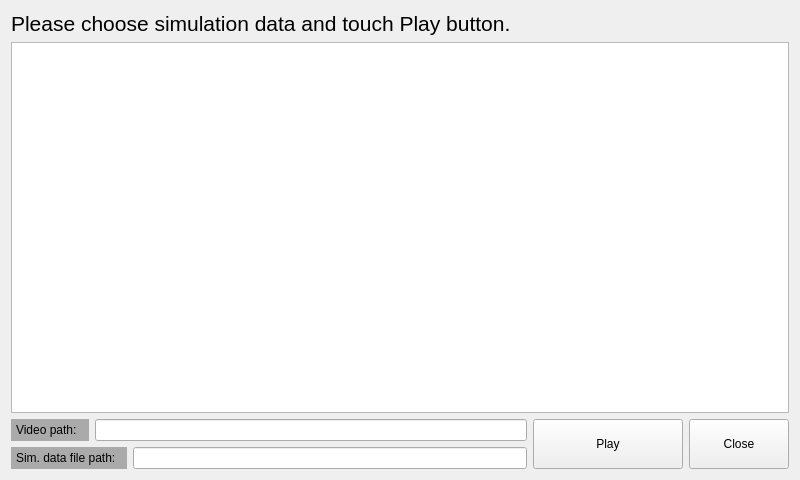
This is src/simulation/simulation.ui in vietanhdev/open-adas as Qt 5 draws it before an edit. The edited form follows.
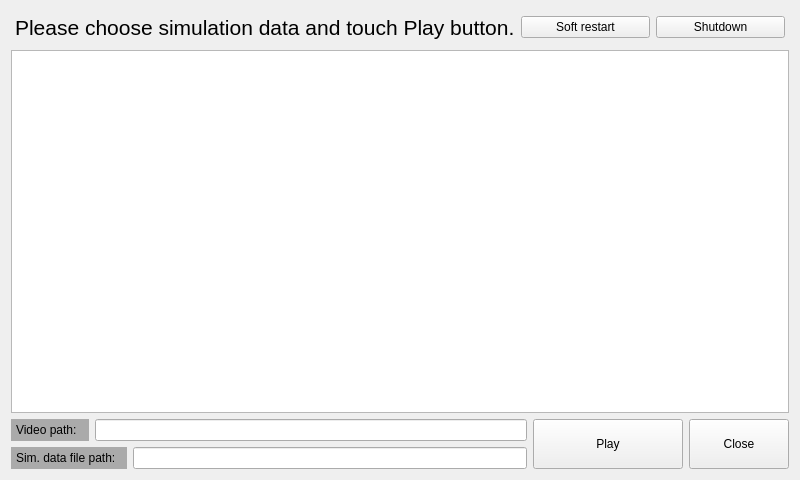
This is the edited form.

Commit message: Add restart and shutdown buttons

Diff of the .ui file:
```diff
--- a/src/simulation/simulation.ui
+++ b/src/simulation/simulation.ui
@@ -35,6 +35,20 @@
    <item row="0" column="0">
     <layout class="QVBoxLayout" name="verticalLayout" stretch="0,10,1">
      <item>
+      <layout class="QHBoxLayout" name="horizontalLayout_2">
+       <property name="leftMargin">
+        <number>4</number>
+       </property>
+       <property name="topMargin">
+        <number>4</number>
+       </property>
+       <property name="rightMargin">
+        <number>4</number>
+       </property>
+       <property name="bottomMargin">
+        <number>4</number>
+       </property>
+       <item>
       <widget class="QLabel" name="label_2">
        <property name="font">
         <font>
@@ -45,6 +59,22 @@
         <string>Please choose simulation data and touch Play button.</string>
        </property>
       </widget>
+       </item>
+       <item>
+        <widget class="QPushButton" name="softRestartBtn">
+         <property name="text">
+          <string>Soft restart</string>
+         </property>
+        </widget>
+       </item>
+       <item>
+        <widget class="QPushButton" name="shutdownBtn">
+         <property name="text">
+          <string>Shutdown</string>
+         </property>
+        </widget>
+       </item>
+      </layout>
      </item>
      <item>
       <widget class="QListWidget" name="simDataList">
```
Lines whose indentation alone changed are shown as unchanged. The commit also changes 3 other files.
